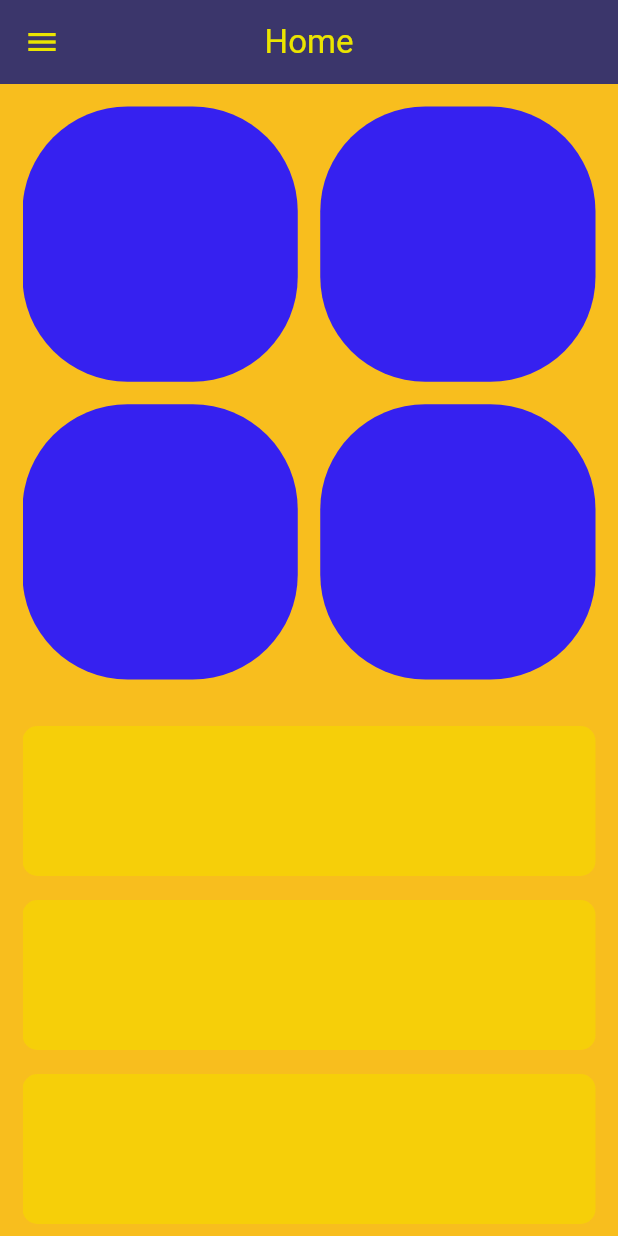
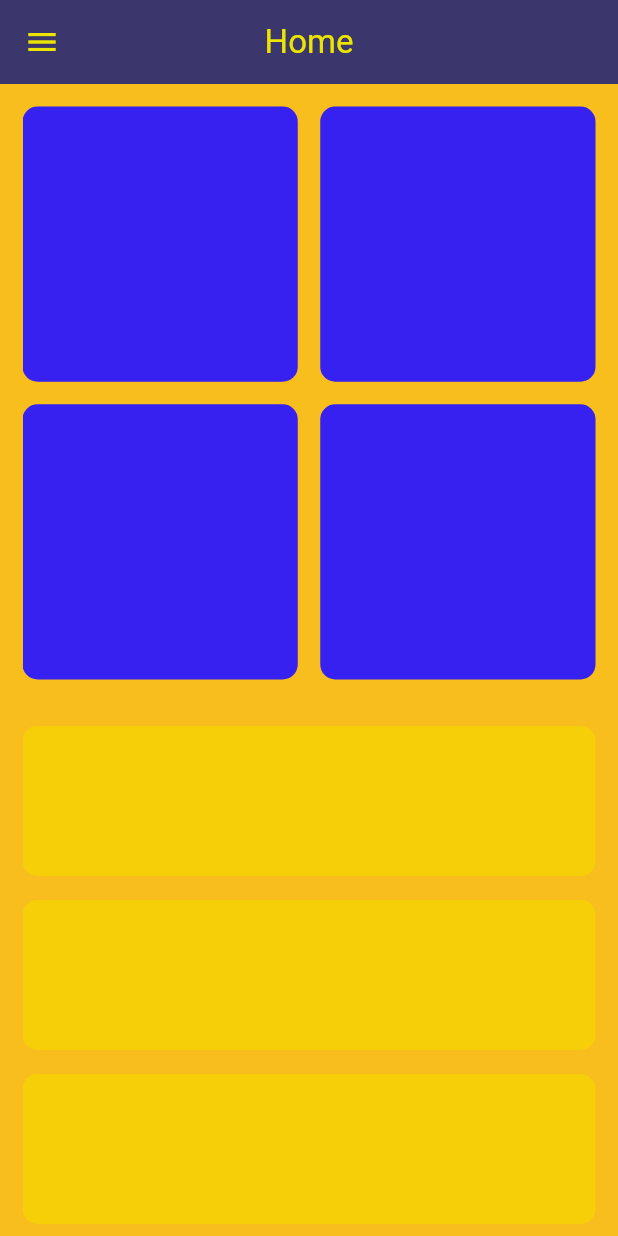
Before and after one commit to Devsaci/ts_sect3_responsive_desing, a Flutter app: the screen it shows after launch, on a phone screen of 412 x 824 dp. Run offline on Flutter 3.47's test engine with Material 3 defaults, Android fonts, the phone set to English and light mode, and no system bars; our stand-ins replace font_awesome_flutter.

Commit message:
27/ Refactor code

```diff
--- a/lib/view/widgets/custom_item.dart
+++ b/lib/view/widgets/custom_item.dart
@@ -10,7 +10,7 @@ class CustomItem extends StatelessWidget {
     return Container(
       decoration: BoxDecoration(
         color: const Color.fromRGBO(54, 33, 240, 1),
-        borderRadius: BorderRadius.circular(70),
+        borderRadius: BorderRadius.circular(10),
       ),
     );
   }
```
Also changed, not shown: 1 other file.
